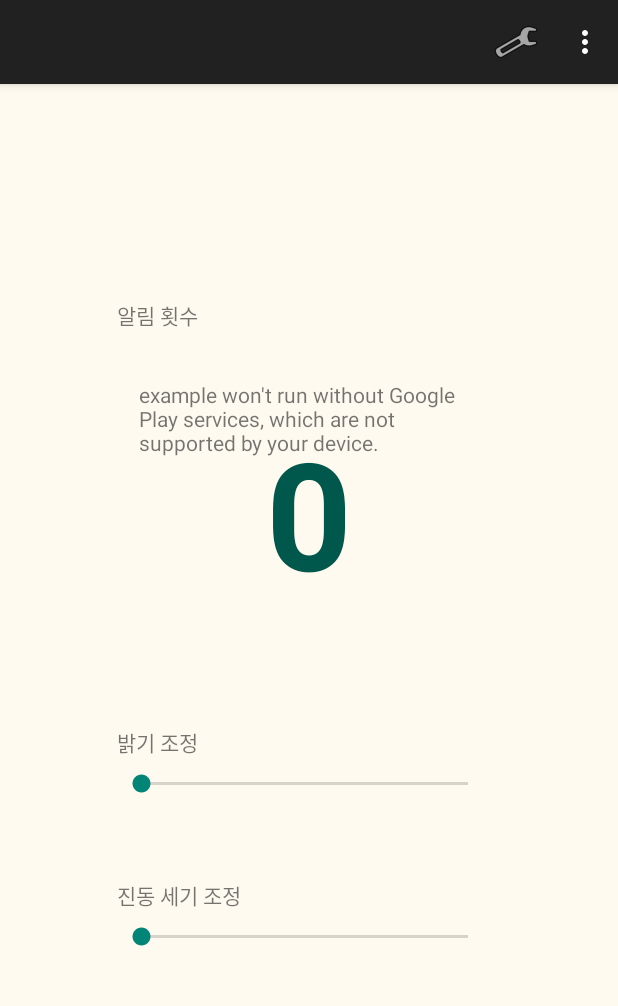
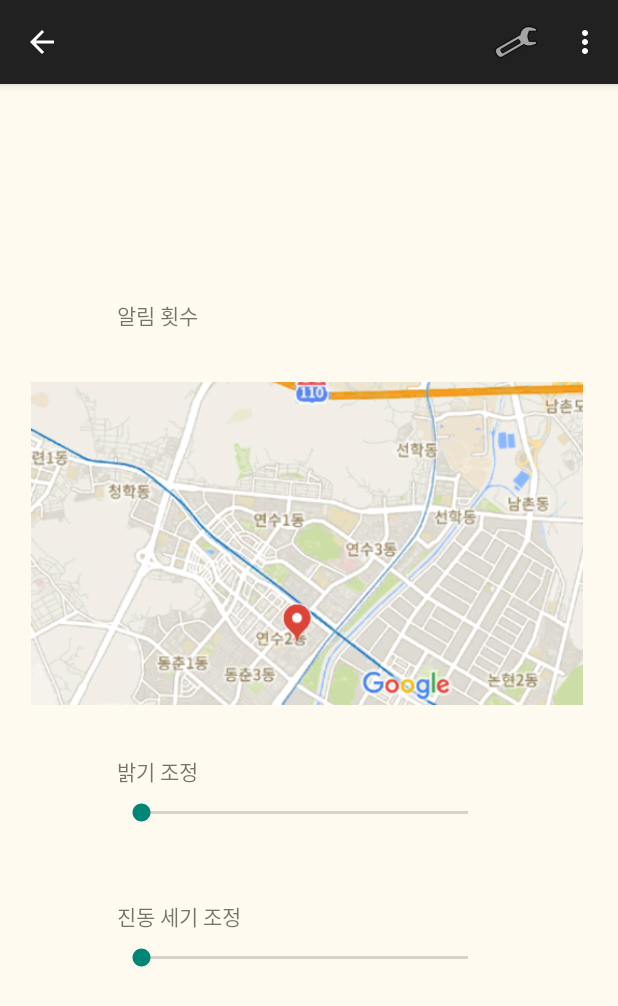
Before and after one commit to eun-g-kim/simpleApp, an Android app: the screen it shows after launch (MainActivity), on a phone screen of 412 x 824 dp. Shown: the top 1006 px of the screen. Run offline under Robolectric (Android 15) with nearby library versions, the phone set to English and light mode, and no system bars.

Commit message:
완성본
카운터 3으로 고정, 메뉴 클릭 시 실제 이동은 없고 토스트만.

```diff
--- a/src/main/AndroidManifest.xml
+++ b/src/main/AndroidManifest.xml
@@ -9,13 +9,6 @@
         android:roundIcon="@mipmap/ic_launcher_round"
         android:supportsRtl="true"
         android:theme="@style/Theme.AppCompat.Light.DarkActionBar">
-        <meta-data
-            android:name="com.google.android.gms.version"
-            android:value="@integer/google_play_services_version" />
-
-        <meta-data
-            android:name="com.google.android.geo.AIzaSyA2PCxC18KASED3Px5yeeQKhajBTX-CUUk"
-            android:value="dummmmmmyyyyyykeeeeeyyyyyyy"/>
         <activity android:name=".MainActivity">
             <intent-filter>
                 <action android:name="android.intent.action.MAIN" />
--- a/src/main/java/com/example/example/MainActivity.java
+++ b/src/main/java/com/example/example/MainActivity.java
@@ -2,11 +2,8 @@ package com.example.example;
 
 import android.graphics.Color;
 import android.graphics.drawable.Drawable;
-import android.support.v4.app.FragmentTransaction;
-import android.support.v7.app.ActionBar;
 import android.support.v7.app.AppCompatActivity;
 import android.os.Bundle;
-import android.support.v7.widget.Toolbar;
 import android.util.Log;
 import android.view.Menu;
 import android.view.MenuInflater;
@@ -24,15 +21,15 @@ public class MainActivity extends AppCompatActivity {
 
     private TextView ctr;
     private ImageView img;
-    private int value =0 ; //카운터 값
+    private int value =3 ; //카운터 값
     @Override
     protected void onCreate(Bundle savedInstanceState) {
         super.onCreate(savedInstanceState);
         setContentView(R.layout.activity_main);
 
-      //  getSupportActionBar().setDisplayHomeAsUpEnabled(true); //왼쪽에 home버튼 (뒤로가기 버튼 추가)
-       // getSupportActionBar().setHomeAsUpIndicator(Drawable.createFromPath("@android:drawable/ic_menu_sort_by_size"));  //home 버튼 모양 변경 가능
-       getSupportActionBar().setTitle("");   //타이틀 공백처리
+       getSupportActionBar().setDisplayHomeAsUpEnabled(true); //왼쪽에 home버튼 (뒤로가기 버튼 추가)
+       getSupportActionBar().setHomeAsUpIndicator(Drawable.createFromPath("@android:drawable/ic_menu_sort_by_size"));  //home 버튼 모양 변경 가능
+        getSupportActionBar().setTitle("");   //타이틀 공백처리
         ctr = findViewById(R.id.counter);
         img = findViewById(R.id.mapImage);
         ctr.setText(Integer.toString(value)); //항상 0으로 초기화
@@ -45,16 +42,16 @@ public class MainActivity extends AppCompatActivity {
     View.OnClickListener ctrListener = new View.OnClickListener() {
         @Override
         public void onClick(View v) {
-            Toast.makeText(getApplicationContext(), "클릭됨", Toast.LENGTH_LONG).show();
-           // img.setVisibility(View.VISIBLE);
-            ++value;
+        //    Toast.makeText(getApplicationContext(), "클릭됨", Toast.LENGTH_LONG).show();
+            img.setVisibility(View.VISIBLE);
+          //  value++;
             ctr.setText(Integer.toString(value));
         }
     };
     View.OnClickListener imgListener = new View.OnClickListener() {
         @Override
         public void onClick(View v) {
-            Toast.makeText(getApplicationContext(), "클릭됨", Toast.LENGTH_LONG).show();
+          //  Toast.makeText(getApplicationContext(), "클릭됨", Toast.LENGTH_LONG).show();
             img.setVisibility(View.GONE);
         }
     };
@@ -81,7 +78,7 @@ public class MainActivity extends AppCompatActivity {
             default:
                 // If we got here, the user's action was not recognized.
                 // Invoke the superclass to handle it.
-                Toast.makeText(getApplicationContext(), "나머지 버튼 클릭됨", Toast.LENGTH_LONG).show();
+               Toast.makeText(getApplicationContext(), "나머지 버튼 클릭됨", Toast.LENGTH_LONG).show();
                 return super.onOptionsItemSelected(item);
 
         }
--- a/src/main/res/layout/activity_main.xml
+++ b/src/main/res/layout/activity_main.xml
@@ -38,7 +38,7 @@
         app:layout_constraintRight_toRightOf="parent"
         app:layout_constraintStart_toStartOf="@+id/guideline"
         app:layout_constraintTop_toBottomOf="@+id/textCount"
-        app:layout_constraintVertical_bias="0.445" />
+        app:layout_constraintVertical_bias="0.479" />
 
     <TextView
         android:id="@+id/textVib"
@@ -94,8 +94,9 @@
         android:layout_marginRight="8dp"
         android:layout_marginBottom="8dp"
         android:clickable="true"
+        android:focusable="true"
+        android:gravity="center_horizontal"
         android:onClick="onClick"
-        android:gravity="center_horizontal"
         android:text="0"
         android:textColor="@color/colorPrimaryDark"
         android:textSize="100sp"
@@ -103,21 +104,19 @@
         app:layout_constraintBottom_toTopOf="@+id/textLight"
         app:layout_constraintEnd_toEndOf="parent"
         app:layout_constraintStart_toStartOf="parent"
-        app:layout_constraintTop_toBottomOf="@+id/textCount"
-        android:focusable="true" />
+        app:layout_constraintTop_toBottomOf="@+id/textCount" />
 
-    <fragment
-        android:id="@+id/g_map"
-        android:name="com.google.android.gms.maps.SupportMapFragment"
-        android:layout_width="227dp"
-        android:layout_height="199dp"
-        android:visibility="invisible"
+    <ImageView
+        android:id="@+id/mapImage"
+        android:layout_width="368dp"
+        android:layout_height="222dp"
+        android:clickable="true"
+        android:src="@drawable/mapimage"
+        android:visibility="visible"
         app:layout_constraintBottom_toBottomOf="@+id/counter"
         app:layout_constraintEnd_toEndOf="@+id/counter"
+        app:layout_constraintHorizontal_bias="0.507"
         app:layout_constraintStart_toStartOf="@+id/counter"
         app:layout_constraintTop_toTopOf="@+id/counter" />
 
-
-
-
 </android.support.constraint.ConstraintLayout>
```
Also changed, not shown: src/main/res/drawable/mapimage.PNG (added).
